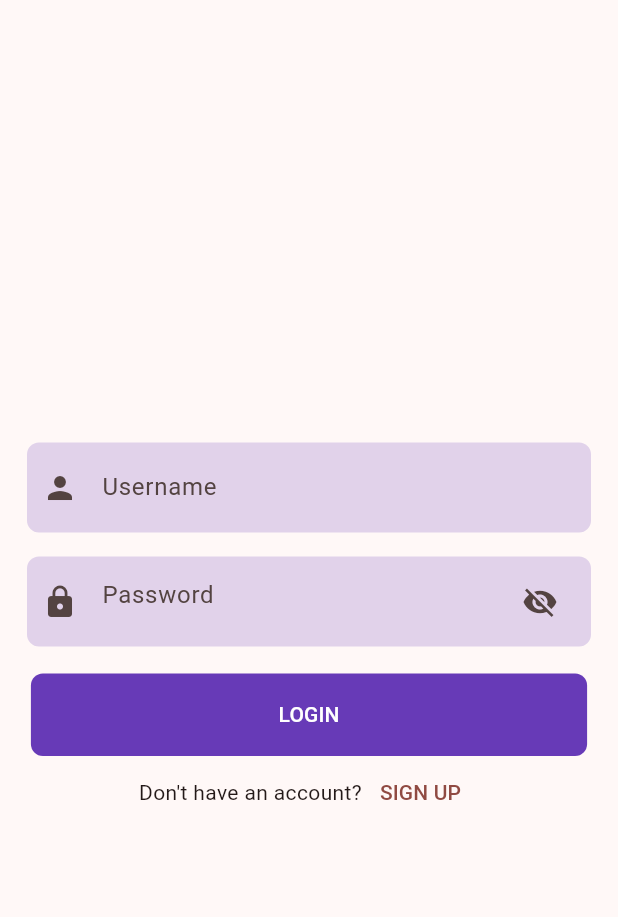
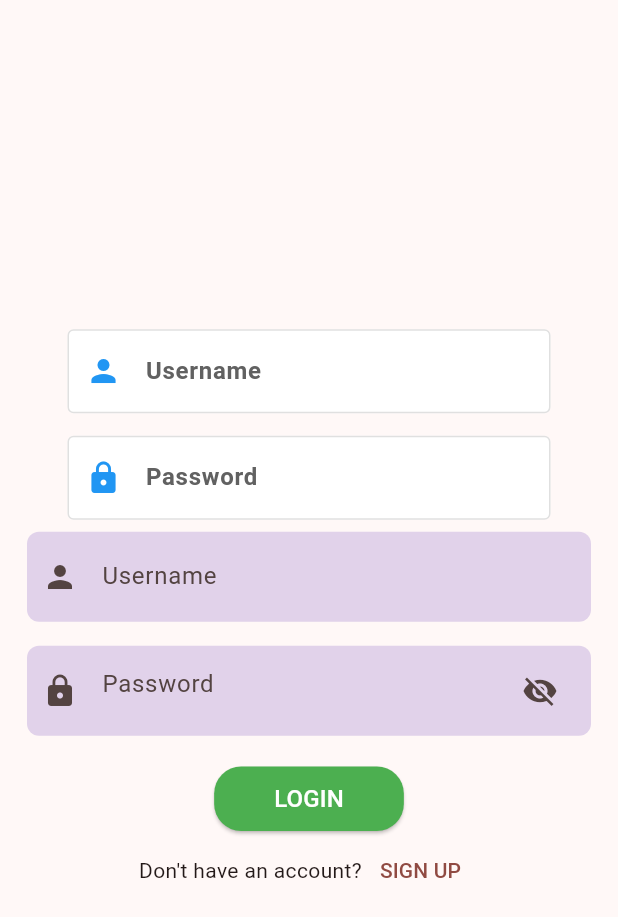
Before and after one commit to medait-3/auth-crud-sqlite_flutter, a Flutter app: the screen it shows after launch, on a phone screen of 412 x 824 dp. Shown: the top 917 px of the screen. Run offline on Flutter 3.47's test engine with Material 2 defaults, Android fonts, the phone set to English and light mode, and no system bars; our stand-ins replace sqflite; accounts and stored records are empty.

Commit message:
add constant

```diff
--- a/lib/Authtentication/login.dart
+++ b/lib/Authtentication/login.dart
@@ -3,6 +3,9 @@ import 'package:quiz/Authtentication/signup.dart';
 import 'package:quiz/JsonModels/users.dart';
 import 'package:quiz/SQLite/sqlite.dart';
 import 'package:quiz/Views/notes.dart';
+
+import '../_constant/button.dart';
+import '../_constant/textfield.dart';
 
 class LoginScreen extends StatefulWidget {
   const LoginScreen({super.key});
@@ -12,8 +15,6 @@ class LoginScreen extends StatefulWidget {
 }
 
 class _LoginScreenState extends State<LoginScreen> {
-  //We need two text editing controller
-
   //TextEditing controller to control the text when we enter into it
   final username = TextEditingController();
   final password = TextEditingController();
@@ -34,7 +35,13 @@ class _LoginScreenState extends State<LoginScreen> {
       //If login is correct, then goto notes
       if (!mounted) return;
       Navigator.pushReplacement(
-          context, MaterialPageRoute(builder: (context) => const Notes()));
+        context,
+        MaterialPageRoute(
+          builder: (context) => Notes(
+            databaseName: '${username.text}_notesss.db',
+          ),
+        ),
+      );
     } else {
       //If not, true the bool value to show error message
       setState(() {
@@ -63,8 +70,22 @@ class _LoginScreenState extends State<LoginScreen> {
                   // Image.asset(
                   //   "lib/assets/login.png",
                   //   width: 210,
-                  // ),
+                  // ), const SizedBox(height: 50),
+                  MyTextField(
+                    controller: username,
+                    prefixIconData: Icons.person,
+                    prefixIconColor: Colors.blue,
+                    hintText: 'Username',
+                    suffixIcon: true,
+                  ),
                   const SizedBox(height: 15),
+                  MyTextField(
+                    suffixIcon: false,
+                    controller: password,
+                    prefixIconData: Icons.lock,
+                    prefixIconColor: Colors.blue,
+                    hintText: 'Password',
+                  ),
                   Container(
                     margin: const EdgeInsets.all(8),
                     padding:
@@ -125,26 +146,16 @@ class _LoginScreenState extends State<LoginScreen> {
 
                   const SizedBox(height: 10),
                   //Login button
-                  Container(
-                    height: 55,
-                    width: MediaQuery.of(context).size.width * .9,
-                    decoration: BoxDecoration(
-                        borderRadius: BorderRadius.circular(8),
-                        color: Colors.deepPurple),
-                    child: TextButton(
-                        onPressed: () {
-                          if (formKey.currentState!.validate()) {
-                            //Login method will be here
-                            login();
 
-                            //Now we have a response from our sqlite method
-                            //We are going to create a user
-                          }
-                        },
-                        child: const Text(
-                          "LOGIN",
-                          style: TextStyle(color: Colors.white),
-                        )),
+                  CustomButton(
+                    text: 'LOGIN',
+                    textColor: Colors.white,
+                    buttonColor: Colors.green,
+                    onPressed: () {
+                      if (formKey.currentState!.validate()) {
+                        login();
+                      }
+                    },
                   ),
 
                   //Sign up button
@@ -167,7 +178,7 @@ class _LoginScreenState extends State<LoginScreen> {
                   // We will disable this message in default, when user and pass is incorrect we will trigger this message to user
                   isLoginTrue
                       ? const Text(
-                          "Username or passowrd is incorrect",
+                          "Username or password is incorrect",
                           style: TextStyle(color: Colors.red),
                         )
                       : const SizedBox(),
--- /dev/null
+++ b/lib/_constant/button.dart
@@ -0,0 +1,40 @@
+import 'package:flutter/material.dart';
+
+class CustomButton extends StatelessWidget {
+  final String text;
+  final Color textColor;
+  final Color buttonColor;
+  final VoidCallback onPressed;
+
+  const CustomButton({
+    Key? key,
+    required this.text,
+    required this.textColor,
+    required this.buttonColor,
+    required this.onPressed,
+  }) : super(key: key);
+
+  @override
+  Widget build(BuildContext context) {
+    return ElevatedButton(
+      onPressed: onPressed,
+      style: ElevatedButton.styleFrom(
+        primary: buttonColor,
+        onPrimary: textColor,
+        shape: RoundedRectangleBorder(
+          borderRadius: BorderRadius.circular(18.0),
+        ),
+      ),
+      child: Padding(
+        padding: EdgeInsets.symmetric(horizontal: 16.0, vertical: 10.0),
+        child: Text(
+          text,
+          style: TextStyle(
+            color: textColor,
+            fontSize: 16.0,
+          ),
+        ),
+      ),
+    );
+  }
+}
--- /dev/null
+++ b/lib/_constant/textfield.dart
@@ -0,0 +1,60 @@
+import 'package:flutter/material.dart';
+
+class MyTextField extends StatefulWidget {
+  final controller;
+  final String hintText;
+  final bool? obsecureText;
+  final IconData prefixIconData;
+  final Color prefixIconColor;
+  final bool suffixIcon;
+  const MyTextField({
+    super.key,
+    required this.suffixIcon,
+    required this.controller,
+    required this.hintText,
+    this.obsecureText,
+    required this.prefixIconData,
+    required this.prefixIconColor,
+  });
+
+  @override
+  State<MyTextField> createState() => _MyTextFieldState();
+}
+
+class _MyTextFieldState extends State<MyTextField> {
+  bool obsecureText = true;
+
+  @override
+  Widget build(BuildContext context) {
+    return Padding(
+      padding: const EdgeInsets.symmetric(horizontal: 35.0),
+      child: TextField(
+        controller: widget.controller,
+        obscureText: obsecureText,
+        decoration: InputDecoration(
+          enabledBorder: OutlineInputBorder(
+            borderSide: BorderSide(
+              color: Colors.grey.shade300,
+            ),
+          ),
+          focusedBorder: const OutlineInputBorder(
+            borderSide: BorderSide(
+              color: Colors.redAccent,
+            ),
+          ),
+          fillColor: Colors.white,
+          filled: true,
+          prefixIcon: Icon(
+            widget.prefixIconData,
+            color: widget.prefixIconColor,
+          ),
+          hintText: widget.hintText,
+          hintStyle: TextStyle(
+            color: Colors.grey.shade700,
+            fontWeight: FontWeight.bold,
+          ),
+        ),
+      ),
+    );
+  }
+}
```
Also changed, not shown: lib/Authtentication/signup.dart (+17 -20 lines), lib/SQLite/sqlite.dart (+28 -15 lines), lib/Views/create_note.dart (+10 -5 lines), lib/Views/notes.dart (+50 -19 lines), lib/_constant/alertdialog.dart (added, +41 -0 lines), lib/_constant/snackbar.dart (added, +21 -0 lines), 1 other file.
